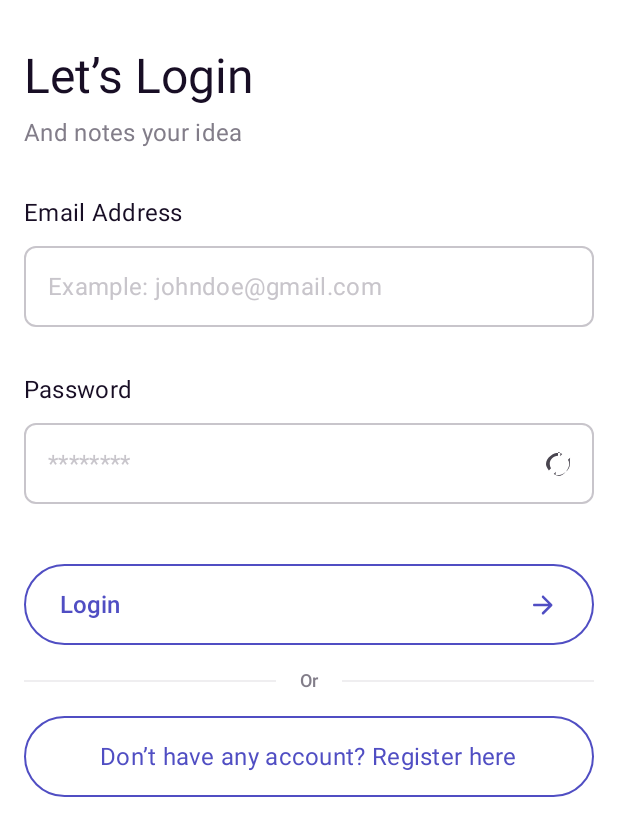
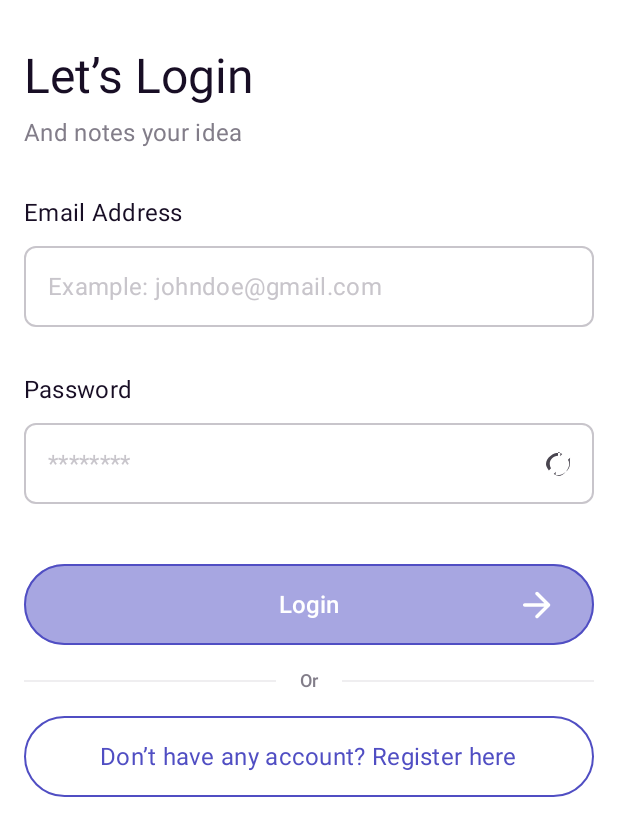
Before and after one commit to AliMajidi1/simplenote, an Android app built with Jetpack Compose: the screen it shows after launch (MainActivity), after a tap on "Let’s Get Started", on a phone screen of 412 x 824 dp. Shown: the top 836 px of the screen. Run offline under Robolectric (Android 15) with nearby library versions, the phone set to English and light mode, and no system bars; libraries missing offline, so code that uses them is left out: com.jakewharton.retrofit2.

Commit message:
Enhance LoginScreen and PrimaryButton components; add error text color and update button color handling

```diff
--- a/app/src/main/java/com/example/simplenote/ui/components/PrimaryButton.kt
+++ b/app/src/main/java/com/example/simplenote/ui/components/PrimaryButton.kt
@@ -25,7 +25,9 @@ fun PrimaryPillButton(
     enabled: Boolean = true,
     trailingIcon: ImageVector? = Icons.AutoMirrored.Rounded.ArrowForward,
     trailingIconSize: Dp = 28.dp,
-    contentDescription: String? = null
+    contentDescription: String? = null,
+    containerColor: androidx.compose.ui.graphics.Color = MaterialTheme.colorScheme.onPrimary,
+    contentColor: androidx.compose.ui.graphics.Color = MaterialTheme.colorScheme.primary
 ) {
     Button(
         onClick = onClick,
@@ -36,32 +38,31 @@ fun PrimaryPillButton(
         shape = RoundedCornerShape(100.dp),
         border = BorderStroke(1.dp, MaterialTheme.colorScheme.primary),
         colors = ButtonDefaults.buttonColors(
-            containerColor = MaterialTheme.colorScheme.onPrimary,
-            contentColor = MaterialTheme.colorScheme.primary,
-            disabledContainerColor = MaterialTheme.colorScheme.onPrimary.copy(alpha = 0.5f),
-            disabledContentColor = MaterialTheme.colorScheme.primary.copy(alpha = 0.5f)
+            containerColor = containerColor,
+            contentColor = contentColor,
+            disabledContainerColor = containerColor.copy(alpha = 0.5f),
+            disabledContentColor = contentColor.copy(alpha = 0.5f)
         ),
         contentPadding = PaddingValues(horizontal = 24.dp)
     ) {
-        Row(
+        Box(
             modifier = Modifier.fillMaxWidth(),
-            verticalAlignment = Alignment.CenterVertically,
-            horizontalArrangement = Arrangement.Center
+            contentAlignment = Alignment.Center
         ) {
             Text(
                 text = text,
                 style = MaterialTheme.typography.labelMedium,
-                color = MaterialTheme.colorScheme.primary,
-                modifier = Modifier.weight(1f)
+                color = contentColor,
+                modifier = Modifier.align(Alignment.Center)
             )
             if (trailingIcon != null) {
                 Icon(
                     imageVector = trailingIcon,
                     contentDescription = contentDescription,
-                    tint = MaterialTheme.colorScheme.primary,
+                    tint = contentColor,
                     modifier = Modifier
+                        .align(Alignment.CenterEnd)
                         .size(trailingIconSize)
-                        .padding(start = 8.dp, end = 0.dp)
                 )
             }
         }
--- a/app/src/main/java/com/example/simplenote/ui/screens/LoginScreen.kt
+++ b/app/src/main/java/com/example/simplenote/ui/screens/LoginScreen.kt
@@ -110,7 +110,8 @@ fun LoginScreen(
                     unfocusedBorderColor = Color(0xFFC8C5CB),
                     errorBorderColor = MaterialTheme.colorScheme.error,
                     focusedTextColor = Color(0xFF180E25),
-                    unfocusedTextColor = Color(0xFF180E25)
+                    unfocusedTextColor = Color(0xFF180E25),
+                    errorTextColor = Color(0xFF180E25)
                 ),
                 keyboardOptions = KeyboardOptions.Default.copy(
                     imeAction = ImeAction.Next
@@ -159,7 +160,8 @@ fun LoginScreen(
                     unfocusedBorderColor = Color(0xFFC8C5CB),
                     errorBorderColor = MaterialTheme.colorScheme.error,
                     focusedTextColor = Color(0xFF180E25),
-                    unfocusedTextColor = Color(0xFF180E25)
+                    unfocusedTextColor = Color(0xFF180E25),
+                    errorTextColor = Color(0xFF180E25)
                 ),
                 visualTransformation = if (uiState.isPasswordVisible) VisualTransformation.None else PasswordVisualTransformation(),
                 trailingIcon = {
@@ -198,7 +200,8 @@ fun LoginScreen(
                     modifier = Modifier
                         .fillMaxWidth()
                         .height(54.dp),
-                    trailingIconSize = 28.dp
+                    containerColor = Color(0xFF504EC3),
+                    contentColor = Color.White
                 )
             }
             Spacer(modifier = Modifier.height(16.dp))
--- a/app/src/main/java/com/example/simplenote/ui/theme/Theme.kt
+++ b/app/src/main/java/com/example/simplenote/ui/theme/Theme.kt
@@ -5,6 +5,7 @@ import androidx.compose.material3.MaterialTheme
 import androidx.compose.material3.darkColorScheme
 import androidx.compose.material3.lightColorScheme
 import androidx.compose.runtime.Composable
+import androidx.compose.ui.graphics.Color
 
 private val DarkColorScheme = darkColorScheme(
     primary = Primary,
@@ -15,6 +16,7 @@ private val DarkColorScheme = darkColorScheme(
     onSecondary = NeutralBlack,
     onBackground = NeutralWhite,
     onSurface = NeutralWhite,
+    error = Color(0xFFB00020)
 )
 
 private val LightColorScheme = lightColorScheme(
@@ -26,6 +28,7 @@ private val LightColorScheme = lightColorScheme(
     onSecondary = NeutralBlack,
     onBackground = NeutralWhite,
     onSurface = NeutralWhite,
+    error = Color(0xFFB00020)
 )
 
 @Composable
```
